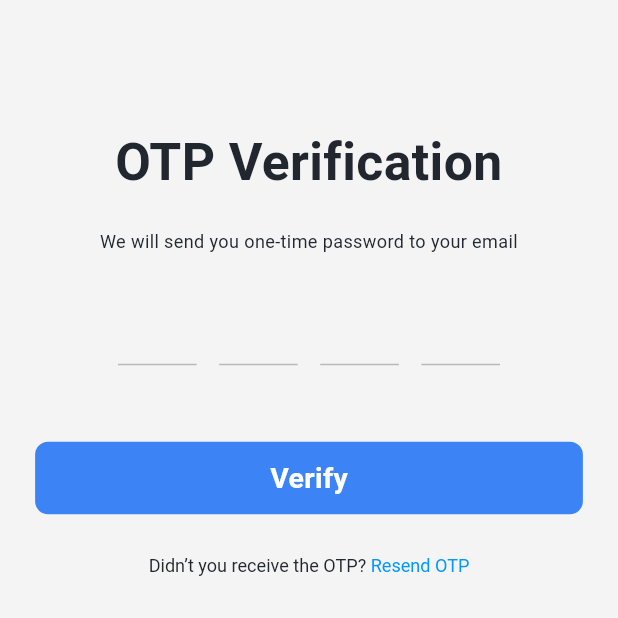
After one commit to Smart-Medc/Smart-Medi-Flutter, a Flutter app: the OtpVerificationView screen opened by its route, on a phone screen of 412 x 824 dp, the top half of it. The commit adds this screen. Run offline on Flutter 3.47's test engine with Material 3 defaults, Android fonts, the phone set to English and light mode, and no system bars; our stand-ins replace flutter_screenutil, go_router.

Commit message:
create otp verification view and complete it

```diff
--- a/lib/core/routing/app_router.dart
+++ b/lib/core/routing/app_router.dart
@@ -1,6 +1,7 @@
 import 'package:go_router/go_router.dart';
 import 'package:smart_medi/core/routing/app_routes.dart';
 import 'package:smart_medi/features/auth/presentation/view/login_view.dart';
+import 'package:smart_medi/features/auth/presentation/view/otp_verification_view.dart';
 import 'package:smart_medi/features/auth/presentation/view/sign_up_view.dart';
 
 abstract class AppRouter {
@@ -10,6 +11,7 @@ abstract class AppRouter {
       GoRoute(path: '/', builder: (context, state) => const LoginView()),
       GoRoute(path: AppRoutes.loginView, builder: (context, state) => const LoginView()),
       GoRoute(path: AppRoutes.signUpView, builder: (context, state) => const SignUpView()),
+      GoRoute(path: AppRoutes.otpVerificationView, builder: (context, state) => const OtpVerificationView()),
       // GoRoute(
       //     path: AppRoutes.onboardingView,
       //     builder: (context, state) => const OnboardingView()),
--- a/lib/core/routing/app_routes.dart
+++ b/lib/core/routing/app_routes.dart
@@ -6,7 +6,7 @@ abstract class AppRoutes {
   static const String loginView = '/loginView';
   static const String signUpView = '/signUpView';
   static const String forgetPasswordView = '/forgetPasswordView';
-  static const String codeVerificationView = '/codeVerificationView';
+  static const String otpVerificationView = '/otpVerificationView';
   static const String resetPassView = '/resetPassView';
   static const String paymentView = '/paymentView';
 
--- a/lib/core/widgets/custom_button.dart
+++ b/lib/core/widgets/custom_button.dart
@@ -8,7 +8,7 @@ class CustomButton extends StatelessWidget {
   const CustomButton({
     super.key,
     required this.text,
-    this.height = 55, // raw value because we will apply .h inside build
+    this.height = 56, // raw value because we will apply .h inside build
     this.borderRadius = 10, // same, will apply .r
     this.backgroundColor,
     this.onPressed,
--- /dev/null
+++ b/lib/features/auth/presentation/view/otp_verification_view.dart
@@ -0,0 +1,10 @@
+import 'package:flutter/material.dart';
+import 'package:smart_medi/features/auth/presentation/view/widgets/otp_verification_widgets/otp_verification_body.dart';
+class OtpVerificationView extends StatelessWidget {
+  const OtpVerificationView({super.key});
+
+  @override
+  Widget build(BuildContext context) {
+    return const SafeArea(child: Scaffold(body: OtpVerificationBody(),));
+  }
+}
--- a/lib/features/auth/presentation/view/widgets/login_widgets/login_body.dart
+++ b/lib/features/auth/presentation/view/widgets/login_widgets/login_body.dart
@@ -19,7 +19,6 @@ class LoginBody extends StatelessWidget {
             const LoginFields(),
             40.verticalSpace,
             const AuthFooter(isLogin: true,),
-
           ],
         ),
       ),
--- a/lib/features/auth/presentation/view/widgets/login_widgets/login_fields.dart
+++ b/lib/features/auth/presentation/view/widgets/login_widgets/login_fields.dart
@@ -1,6 +1,8 @@
 import 'package:flutter/material.dart';
 import 'package:flutter_screenutil/flutter_screenutil.dart';
+import 'package:go_router/go_router.dart';
 import 'package:smart_medi/core/helpers/validator.dart';
+import 'package:smart_medi/core/routing/app_routes.dart';
 import 'package:smart_medi/core/utils/app_styles.dart';
 import 'package:smart_medi/core/widgets/custom_button.dart';
 import 'package:smart_medi/core/widgets/custom_text_form_field.dart';
@@ -60,7 +62,9 @@ class _LoginFieldsState extends State<LoginFields> {
           CustomButton(
             text: 'Login',
             onPressed: () {
-              if (_formKey.currentState!.validate()) {}
+              if (_formKey.currentState!.validate()) {
+                GoRouter.of(context).push(AppRoutes.otpVerificationView);
+              }
             },
           ),
         ],
--- /dev/null
+++ b/lib/features/auth/presentation/view/widgets/otp_verification_widgets/otp_fields.dart
@@ -0,0 +1,97 @@
+import 'package:flutter/material.dart';
+import 'package:flutter/services.dart';
+import 'package:flutter_screenutil/flutter_screenutil.dart';
+import 'package:smart_medi/core/utils/app_styles.dart';
+import 'package:smart_medi/core/widgets/custom_button.dart';
+
+class OtpFields extends StatefulWidget {
+  const OtpFields({super.key});
+
+  @override
+  State<OtpFields> createState() => _OtpFieldsState();
+}
+
+class _OtpFieldsState extends State<OtpFields> {
+  final List<TextEditingController> _controllers = List.generate(
+    4,
+    (index) => TextEditingController(),
+  );
+  final List<FocusNode> _focusNodes = List.generate(
+    4,
+    (index) => FocusNode(),
+  );
+
+  @override
+  void dispose() {
+    for (final controller in _controllers) {
+      controller.dispose();
+    }
+    for (final node in _focusNodes) {
+      node.dispose();
+    }
+    super.dispose();
+  }
+
+  @override
+  Widget build(BuildContext context) {
+    return Column(
+      children: [
+        Row(
+          mainAxisAlignment: MainAxisAlignment.center,
+          children: List.generate(4, (index) {
+            return Container(
+              margin: EdgeInsets.symmetric(horizontal: 8.w),
+              width: 56.w,
+              height: 56.h,
+              child: TextField(
+                controller: _controllers[index],
+                focusNode: _focusNodes[index],
+                textAlign: TextAlign.center,
+                keyboardType: TextInputType.number,
+                maxLength: 1,
+                style: AppStyles.textStyle28W700Black,
+                inputFormatters: [
+                  FilteringTextInputFormatter.digitsOnly,
+                ],
+                decoration:  InputDecoration(
+                  counterText: '',
+                  enabledBorder: UnderlineInputBorder(
+                    borderSide: BorderSide(
+                      color: _controllers[index].text.trim().isNotEmpty ? const Color(0xff2743FD) : const Color(0xffB9B9B9),
+                    ),
+                  ),
+                  focusedBorder: const UnderlineInputBorder(
+                    borderSide: BorderSide(
+                      color: Color(0xff2743FD),
+                      width: 1.5,
+                    ),
+                  ),
+                  contentPadding: EdgeInsets.zero,
+                ),
+                onChanged: (value) {
+                  setState(() {
+
+                  });
+                  if (value.isNotEmpty && index < 3) {
+                    _focusNodes[index + 1].requestFocus();
+                  } else if (value.isEmpty && index > 0) {
+                    _focusNodes[index - 1].requestFocus();
+                  }
+                },
+              ),
+            );
+          }),
+        ),
+        59.verticalSpace,
+        CustomButton(
+          text: 'Verify',
+          onPressed: () {
+            final String otp = _controllers.map((c) => c.text).join();
+            // Handle OTP verification
+            print('OTP: $otp');
+          },
+        ),
+      ],
+    );
+  }
+}
--- /dev/null
+++ b/lib/features/auth/presentation/view/widgets/otp_verification_widgets/otp_verification_body.dart
@@ -0,0 +1,44 @@
+import 'package:flutter/gestures.dart';
+import 'package:flutter/material.dart';
+import 'package:flutter_screenutil/flutter_screenutil.dart';
+import 'package:smart_medi/core/utils/app_styles.dart';
+import 'package:smart_medi/features/auth/presentation/view/widgets/auth_header.dart';
+import 'package:smart_medi/features/auth/presentation/view/widgets/otp_verification_widgets/otp_fields.dart';
+
+class OtpVerificationBody extends StatelessWidget {
+  const OtpVerificationBody({super.key});
+
+  @override
+  Widget build(BuildContext context) {
+    return Padding(
+      padding: EdgeInsets.all(25.0.w),
+      child: Column(
+        children: [
+          70.verticalSpace,
+          const AuthHeader(
+            title: 'OTP Verification',
+            subTitle: 'We will send you one-time password to your email',
+          ),
+          30.verticalSpace,
+          const OtpFields(),
+          32.verticalSpace,
+          RichText(
+            text: TextSpan(
+              text: 'Didn’t you receive the OTP? ',
+              style: AppStyles.textStyle14W400TextColor3,
+              children: [
+                TextSpan(
+                  text: 'Resend OTP',
+                  style: AppStyles.textStyle14W400TextColor3.copyWith(
+                    color: const Color(0xff0098FF)
+                  ),
+                  recognizer: TapGestureRecognizer()..onTap = () {}
+                ),
+              ],
+            ),
+          ),
+        ],
+      ),
+    );
+  }
+}
```
Also changed, not shown: lib/features/auth/presentation/view/forget_password.dart (added).
